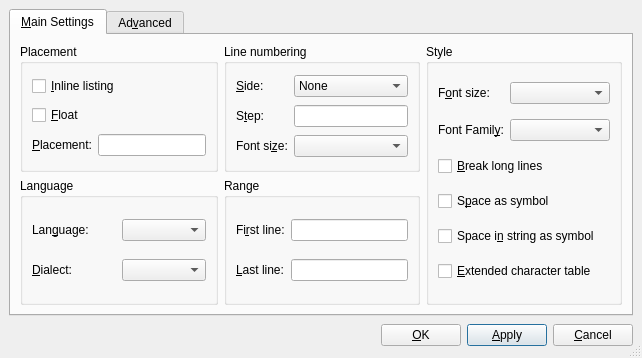
This is src/frontends/qt4/ui/ListingsUi.ui in rpavlik/lyx-lucid-backport as Qt 5 draws it before an edit. The edited form follows.
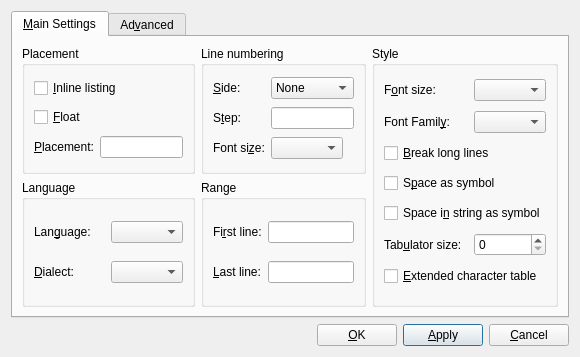
This is the edited form.

```diff
--- a/src/frontends/qt4/ui/ListingsUi.ui
+++ b/src/frontends/qt4/ui/ListingsUi.ui
@@ -8,33 +8,16 @@
    <rect>
     <x>0</x>
     <y>0</y>
-    <width>612</width>
-    <height>317</height>
+    <width>578</width>
+    <height>349</height>
    </rect>
   </property>
   <property name="windowTitle" >
    <string>Listing</string>
   </property>
-  <property name="sizeGripEnabled" >
-   <bool>true</bool>
-  </property>
-  <layout class="QGridLayout" >
-   <property name="margin" >
-    <number>9</number>
-   </property>
-   <property name="spacing" >
-    <number>6</number>
-   </property>
+  <layout class="QGridLayout" name="gridLayout_9" >
    <item row="0" column="0" >
     <widget class="QTabWidget" name="listingsTW" >
-     <property name="sizePolicy" >
-      <sizepolicy>
-       <hsizetype>3</hsizetype>
-       <vsizetype>3</vsizetype>
-       <horstretch>0</horstretch>
-       <verstretch>0</verstretch>
-      </sizepolicy>
-     </property>
      <property name="currentIndex" >
       <number>0</number>
      </property>
@@ -42,186 +25,13 @@
       <attribute name="title" >
        <string>&amp;Main Settings</string>
       </attribute>
-      <layout class="QGridLayout" >
-       <property name="margin" >
-        <number>9</number>
-       </property>
-       <property name="spacing" >
-        <number>6</number>
-       </property>
-       <item rowspan="2" row="0" column="2" >
-        <widget class="QGroupBox" name="basicstyleGB" >
-         <property name="title" >
-          <string>Style</string>
-         </property>
-         <layout class="QGridLayout" >
-          <property name="margin" >
-           <number>9</number>
-          </property>
-          <property name="spacing" >
-           <number>6</number>
-          </property>
-          <item row="0" column="1" >
-           <widget class="QComboBox" name="fontsizeCO" >
-            <property name="sizePolicy" >
-             <sizepolicy>
-              <hsizetype>7</hsizetype>
-              <vsizetype>0</vsizetype>
-              <horstretch>0</horstretch>
-              <verstretch>0</verstretch>
-             </sizepolicy>
-            </property>
-            <property name="toolTip" >
-             <string>The content's base font size</string>
-            </property>
-            <property name="editable" >
-             <bool>false</bool>
-            </property>
-            <property name="autoCompletion" >
-             <bool>true</bool>
-            </property>
-            <property name="duplicatesEnabled" >
-             <bool>false</bool>
-            </property>
-           </widget>
-          </item>
-          <item row="0" column="0" >
-           <widget class="QLabel" name="fontsize_label_3" >
-            <property name="text" >
-             <string>F&amp;ont size:</string>
-            </property>
-            <property name="wordWrap" >
-             <bool>false</bool>
-            </property>
-            <property name="buddy" >
-             <cstring>fontsizeCO</cstring>
-            </property>
-           </widget>
-          </item>
-          <item row="1" column="1" >
-           <widget class="QComboBox" name="fontstyleCO" >
-            <property name="sizePolicy" >
-             <sizepolicy>
-              <hsizetype>7</hsizetype>
-              <vsizetype>0</vsizetype>
-              <horstretch>0</horstretch>
-              <verstretch>0</verstretch>
-             </sizepolicy>
-            </property>
-            <property name="toolTip" >
-             <string>The content's base font style</string>
-            </property>
-            <property name="editable" >
-             <bool>false</bool>
-            </property>
-            <property name="autoCompletion" >
-             <bool>true</bool>
-            </property>
-            <property name="duplicatesEnabled" >
-             <bool>false</bool>
-            </property>
-           </widget>
-          </item>
-          <item row="1" column="0" >
-           <widget class="QLabel" name="fontstyle_label_3" >
-            <property name="text" >
-             <string>Font Famil&amp;y:</string>
-            </property>
-            <property name="wordWrap" >
-             <bool>false</bool>
-            </property>
-            <property name="buddy" >
-             <cstring>fontstyleCO</cstring>
-            </property>
-           </widget>
-          </item>
-          <item row="5" column="0" colspan="2" >
-           <widget class="QCheckBox" name="extendedcharsCB" >
-            <property name="enabled" >
-             <bool>true</bool>
-            </property>
-            <property name="toolTip" >
-             <string>Use extended character table</string>
-            </property>
-            <property name="text" >
-             <string>&amp;Extended character table</string>
-            </property>
-            <property name="shortcut" >
-             <number>276824133</number>
-            </property>
-           </widget>
-          </item>
-          <item row="4" column="0" colspan="2" >
-           <widget class="QCheckBox" name="spaceInStringCB" >
-            <property name="toolTip" >
-             <string>Make spaces in strings visible by a special symbol</string>
-            </property>
-            <property name="text" >
-             <string>Space i&amp;n string as symbol</string>
-            </property>
-            <property name="shortcut" >
-             <number>276824147</number>
-            </property>
-           </widget>
-          </item>
-          <item row="3" column="0" colspan="2" >
-           <widget class="QCheckBox" name="spaceCB" >
-            <property name="toolTip" >
-             <string>Make spaces visible by a special symbol</string>
-            </property>
-            <property name="text" >
-             <string>S&amp;pace as symbol</string>
-            </property>
-            <property name="shortcut" >
-             <number>276824147</number>
-            </property>
-           </widget>
-          </item>
-          <item row="2" column="0" colspan="2" >
-           <widget class="QCheckBox" name="breaklinesCB" >
-            <property name="toolTip" >
-             <string>Break lines longer than the linewidth</string>
-            </property>
-            <property name="text" >
-             <string>&amp;Break long lines</string>
-            </property>
-            <property name="shortcut" >
-             <number>276824130</number>
-            </property>
-           </widget>
-          </item>
-         </layout>
-        </widget>
-       </item>
+      <layout class="QGridLayout" name="gridLayout_6" >
        <item row="0" column="0" >
         <widget class="QGroupBox" name="placementGB" >
          <property name="title" >
           <string>Placement</string>
          </property>
-         <layout class="QGridLayout" >
-          <property name="margin" >
-           <number>9</number>
-          </property>
-          <property name="spacing" >
-           <number>6</number>
-          </property>
-          <item row="2" column="1" >
-           <widget class="QLineEdit" name="placementLE" >
-            <property name="toolTip" >
-             <string>Specify placement (htbp) for floating listings</string>
-            </property>
-           </widget>
-          </item>
-          <item row="1" column="0" colspan="2" >
-           <widget class="QCheckBox" name="floatCB" >
-            <property name="toolTip" >
-             <string>Check for floating listings</string>
-            </property>
-            <property name="text" >
-             <string>&amp;Float</string>
-            </property>
-           </widget>
-          </item>
+         <layout class="QGridLayout" name="gridLayout" >
           <item row="0" column="0" colspan="2" >
            <widget class="QCheckBox" name="inlineCB" >
             <property name="toolTip" >
@@ -232,6 +42,16 @@
             </property>
            </widget>
           </item>
+          <item row="1" column="0" colspan="2" >
+           <widget class="QCheckBox" name="floatCB" >
+            <property name="toolTip" >
+             <string>Check for floating listings</string>
+            </property>
+            <property name="text" >
+             <string>&amp;Float</string>
+            </property>
+           </widget>
+          </item>
           <item row="2" column="0" >
            <widget class="QLabel" name="captionL_5" >
             <property name="text" >
@@ -245,6 +65,13 @@
             </property>
            </widget>
           </item>
+          <item row="2" column="1" >
+           <widget class="QLineEdit" name="placementLE" >
+            <property name="toolTip" >
+             <string>Specify placement (htbp) for floating listings</string>
+            </property>
+           </widget>
+          </item>
          </layout>
         </widget>
        </item>
@@ -253,13 +80,17 @@
          <property name="title" >
           <string>Line numbering</string>
          </property>
-         <layout class="QGridLayout" >
-          <property name="margin" >
-           <number>9</number>
-          </property>
-          <property name="spacing" >
-           <number>6</number>
-          </property>
+         <layout class="QGridLayout" name="gridLayout_2" >
+          <item row="0" column="0" >
+           <widget class="QLabel" name="label" >
+            <property name="text" >
+             <string>&amp;Side:</string>
+            </property>
+            <property name="buddy" >
+             <cstring>numberSideCO</cstring>
+            </property>
+           </widget>
+          </item>
           <item row="0" column="1" >
            <widget class="QComboBox" name="numberSideCO" >
             <property name="toolTip" >
@@ -282,43 +113,6 @@
             </item>
            </widget>
           </item>
-          <item row="2" column="1" >
-           <widget class="QComboBox" name="numberFontSizeCO" >
-            <property name="sizePolicy" >
-             <sizepolicy>
-              <hsizetype>7</hsizetype>
-              <vsizetype>0</vsizetype>
-              <horstretch>0</horstretch>
-              <verstretch>0</verstretch>
-             </sizepolicy>
-            </property>
-            <property name="toolTip" >
-             <string>Choose the font size for line numbers</string>
-            </property>
-            <property name="editable" >
-             <bool>false</bool>
-            </property>
-            <property name="autoCompletion" >
-             <bool>true</bool>
-            </property>
-            <property name="duplicatesEnabled" >
-             <bool>false</bool>
-            </property>
-           </widget>
-          </item>
-          <item row="2" column="0" >
-           <widget class="QLabel" name="numberfontsizeL" >
-            <property name="text" >
-             <string>Font si&amp;ze:</string>
-            </property>
-            <property name="wordWrap" >
-             <bool>false</bool>
-            </property>
-            <property name="buddy" >
-             <cstring>numberFontSizeCO</cstring>
-            </property>
-           </widget>
-          </item>
           <item row="1" column="0" >
            <widget class="QLabel" name="stepnumberL" >
             <property name="toolTip" >
@@ -351,13 +145,185 @@
             </property>
            </widget>
           </item>
+          <item row="2" column="0" >
+           <widget class="QLabel" name="numberfontsizeL" >
+            <property name="text" >
+             <string>Font si&amp;ze:</string>
+            </property>
+            <property name="wordWrap" >
+             <bool>false</bool>
+            </property>
+            <property name="buddy" >
+             <cstring>numberFontSizeCO</cstring>
+            </property>
+           </widget>
+          </item>
+          <item row="2" column="1" >
+           <widget class="QComboBox" name="numberFontSizeCO" >
+            <property name="sizePolicy" >
+             <sizepolicy vsizetype="Fixed" hsizetype="Fixed" >
+              <horstretch>0</horstretch>
+              <verstretch>0</verstretch>
+             </sizepolicy>
+            </property>
+            <property name="toolTip" >
+             <string>Choose the font size for line numbers</string>
+            </property>
+            <property name="editable" >
+             <bool>false</bool>
+            </property>
+            <property name="autoCompletion" >
+             <bool>true</bool>
+            </property>
+            <property name="duplicatesEnabled" >
+             <bool>false</bool>
+            </property>
+           </widget>
+          </item>
+         </layout>
+        </widget>
+       </item>
+       <item rowspan="2" row="0" column="2" >
+        <widget class="QGroupBox" name="basicstyleGB" >
+         <property name="title" >
+          <string>Style</string>
+         </property>
+         <layout class="QGridLayout" name="gridLayout_5" >
           <item row="0" column="0" >
-           <widget class="QLabel" name="label" >
+           <widget class="QLabel" name="fontsize_label_3" >
             <property name="text" >
-             <string>&amp;Side:</string>
+             <string>F&amp;ont size:</string>
             </property>
+            <property name="wordWrap" >
+             <bool>false</bool>
+            </property>
             <property name="buddy" >
-             <cstring>numberSideCO</cstring>
+             <cstring>fontsizeCO</cstring>
+            </property>
+           </widget>
+          </item>
+          <item row="0" column="1" >
+           <widget class="QComboBox" name="fontsizeCO" >
+            <property name="sizePolicy" >
+             <sizepolicy vsizetype="Fixed" hsizetype="Fixed" >
+              <horstretch>0</horstretch>
+              <verstretch>0</verstretch>
+             </sizepolicy>
+            </property>
+            <property name="toolTip" >
+             <string>The content's base font size</string>
+            </property>
+            <property name="editable" >
+             <bool>false</bool>
+            </property>
+            <property name="autoCompletion" >
+             <bool>true</bool>
+            </property>
+            <property name="duplicatesEnabled" >
+             <bool>false</bool>
+            </property>
+           </widget>
+          </item>
+          <item row="1" column="0" >
+           <widget class="QLabel" name="fontstyle_label_3" >
+            <property name="text" >
+             <string>Font Famil&amp;y:</string>
+            </property>
+            <property name="wordWrap" >
+             <bool>false</bool>
+            </property>
+            <property name="buddy" >
+             <cstring>fontstyleCO</cstring>
+            </property>
+           </widget>
+          </item>
+          <item row="1" column="1" >
+           <widget class="QComboBox" name="fontstyleCO" >
+            <property name="sizePolicy" >
+             <sizepolicy vsizetype="Fixed" hsizetype="Fixed" >
+              <horstretch>0</horstretch>
+              <verstretch>0</verstretch>
+             </sizepolicy>
+            </property>
+            <property name="toolTip" >
+             <string>The content's base font style</string>
+            </property>
+            <property name="editable" >
+             <bool>false</bool>
+            </property>
+            <property name="autoCompletion" >
+             <bool>true</bool>
+            </property>
+            <property name="duplicatesEnabled" >
+             <bool>false</bool>
+            </property>
+           </widget>
+          </item>
+          <item row="2" column="0" colspan="2" >
+           <widget class="QCheckBox" name="breaklinesCB" >
+            <property name="toolTip" >
+             <string>Break lines longer than the linewidth</string>
+            </property>
+            <property name="text" >
+             <string>&amp;Break long lines</string>
+            </property>
+            <property name="shortcut" >
+             <number>276824130</number>
+            </property>
+           </widget>
+          </item>
+          <item row="3" column="0" colspan="2" >
+           <widget class="QCheckBox" name="spaceCB" >
+            <property name="toolTip" >
+             <string>Make spaces visible by a special symbol</string>
+            </property>
+            <property name="text" >
+             <string>S&amp;pace as symbol</string>
+            </property>
+            <property name="shortcut" >
+             <number>276824147</number>
+            </property>
+           </widget>
+          </item>
+          <item row="4" column="0" colspan="2" >
+           <widget class="QCheckBox" name="spaceInStringCB" >
+            <property name="toolTip" >
+             <string>Make spaces in strings visible by a special symbol</string>
+            </property>
+            <property name="text" >
+             <string>Space i&amp;n string as symbol</string>
+            </property>
+            <property name="shortcut" >
+             <number>276824147</number>
+            </property>
+           </widget>
+          </item>
+          <item row="5" column="0" >
+           <widget class="QLabel" name="tabsizeL" >
+            <property name="text" >
+             <string>Tab&amp;ulator size:</string>
+            </property>
+            <property name="buddy" >
+             <cstring>tabsizeSB</cstring>
+            </property>
+           </widget>
+          </item>
+          <item row="5" column="1" >
+           <widget class="QSpinBox" name="tabsizeSB" />
+          </item>
+          <item row="6" column="0" colspan="2" >
+           <widget class="QCheckBox" name="extendedcharsCB" >
+            <property name="enabled" >
+             <bool>true</bool>
+            </property>
+            <property name="toolTip" >
+             <string>Use extended character table</string>
+            </property>
+            <property name="text" >
+             <string>&amp;Extended character table</string>
+            </property>
+            <property name="shortcut" >
+             <number>276824133</number>
             </property>
            </widget>
           </item>
@@ -369,30 +335,7 @@
          <property name="title" >
           <string>Language</string>
          </property>
-         <layout class="QGridLayout" >
-          <property name="margin" >
-           <number>9</number>
-          </property>
-          <property name="spacing" >
-           <number>6</number>
-          </property>
-          <item row="1" column="1" >
-           <widget class="QComboBox" name="dialectCO" >
-            <property name="toolTip" >
-             <string>Select the dialect of the programming language, if available</string>
-            </property>
-           </widget>
-          </item>
-          <item row="1" column="0" >
-           <widget class="QLabel" name="dialectLBL" >
-            <property name="text" >
-             <string>&amp;Dialect:</string>
-            </property>
-            <property name="buddy" >
-             <cstring>dialectCO</cstring>
-            </property>
-           </widget>
-          </item>
+         <layout class="QGridLayout" name="gridLayout_3" >
           <item row="0" column="0" >
            <widget class="QLabel" name="languageLBL" >
             <property name="text" >
@@ -410,6 +353,23 @@
             </property>
            </widget>
           </item>
+          <item row="1" column="0" >
+           <widget class="QLabel" name="dialectLBL" >
+            <property name="text" >
+             <string>&amp;Dialect:</string>
+            </property>
+            <property name="buddy" >
+             <cstring>dialectCO</cstring>
+            </property>
+           </widget>
+          </item>
+          <item row="1" column="1" >
+           <widget class="QComboBox" name="dialectCO" >
+            <property name="toolTip" >
+             <string>Select the dialect of the programming language, if available</string>
+            </property>
+           </widget>
+          </item>
          </layout>
         </widget>
        </item>
@@ -418,13 +378,33 @@
          <property name="title" >
           <string>Range</string>
          </property>
-         <layout class="QGridLayout" >
-          <property name="margin" >
-           <number>9</number>
-          </property>
-          <property name="spacing" >
-           <number>6</number>
-          </property>
+         <layout class="QGridLayout" name="gridLayout_4" >
+          <item row="0" column="0" >
+           <widget class="QLabel" name="numberfontsizeL_3" >
+            <property name="text" >
+             <string>Fi&amp;rst line:</string>
+            </property>
+            <property name="wordWrap" >
+             <bool>false</bool>
+            </property>
+            <property name="buddy" >
+             <cstring>firstlineLE</cstring>
+            </property>
+           </widget>
+          </item>
+          <item row="0" column="1" >
+           <widget class="QLineEdit" name="firstlineLE" >
+            <property name="toolTip" >
+             <string>The first line to be printed</string>
+            </property>
+            <property name="text" >
+             <string/>
+            </property>
+            <property name="alignment" >
+             <set>Qt::AlignLeading</set>
+            </property>
+           </widget>
+          </item>
           <item row="1" column="0" >
            <widget class="QLabel" name="numberfontsizeL_2" >
             <property name="text" >
@@ -451,32 +431,6 @@
             </property>
            </widget>
           </item>
-          <item row="0" column="1" >
-           <widget class="QLineEdit" name="firstlineLE" >
-            <property name="toolTip" >
-             <string>The first line to be printed</string>
-            </property>
-            <property name="text" >
-             <string/>
-            </property>
-            <property name="alignment" >
-             <set>Qt::AlignLeading</set>
-            </property>
-           </widget>
-          </item>
-          <item row="0" column="0" >
-           <widget class="QLabel" name="numberfontsizeL_3" >
-            <property name="text" >
-             <string>Fi&amp;rst line:</string>
-            </property>
-            <property name="wordWrap" >
-             <bool>false</bool>
-            </property>
-            <property name="buddy" >
-             <cstring>firstlineLE</cstring>
-            </property>
-           </widget>
-          </item>
          </layout>
         </widget>
        </item>
@@ -580,25 +534,16 @@
     </widget>
    </item>
    <item row="1" column="0" >
-    <layout class="QHBoxLayout" >
-     <property name="margin" >
-      <number>0</number>
-     </property>
-     <property name="spacing" >
-      <number>6</number>
-     </property>
+    <layout class="QHBoxLayout" name="horizontalLayout" >
      <item>
-      <spacer>
+      <spacer name="horizontalSpacer" >
        <property name="orientation" >
         <enum>Qt::Horizontal</enum>
        </property>
-       <property name="sizeType" >
-        <enum>QSizePolicy::Expanding</enum>
-       </property>
-       <property name="sizeHint" >
+       <property name="sizeHint" stdset="0" >
         <size>
-         <width>221</width>
-         <height>27</height>
+         <width>40</width>
+         <height>20</height>
         </size>
        </property>
       </spacer>
```
Left out of the diff: 55 changed lines with no effect on the pictures.
